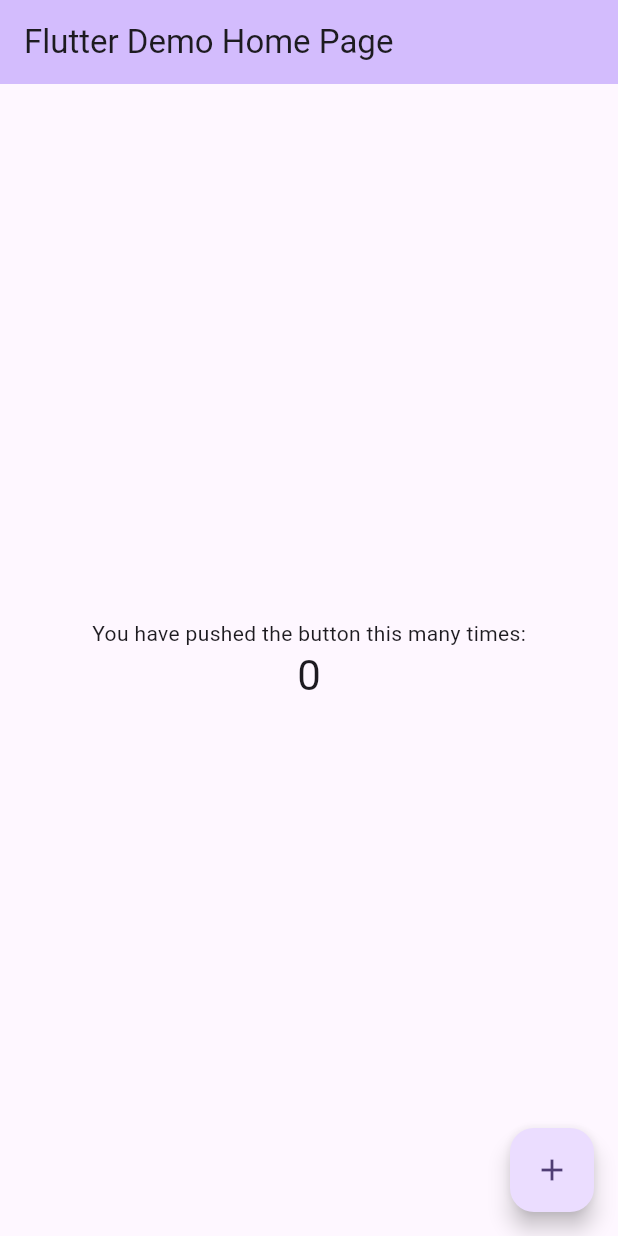
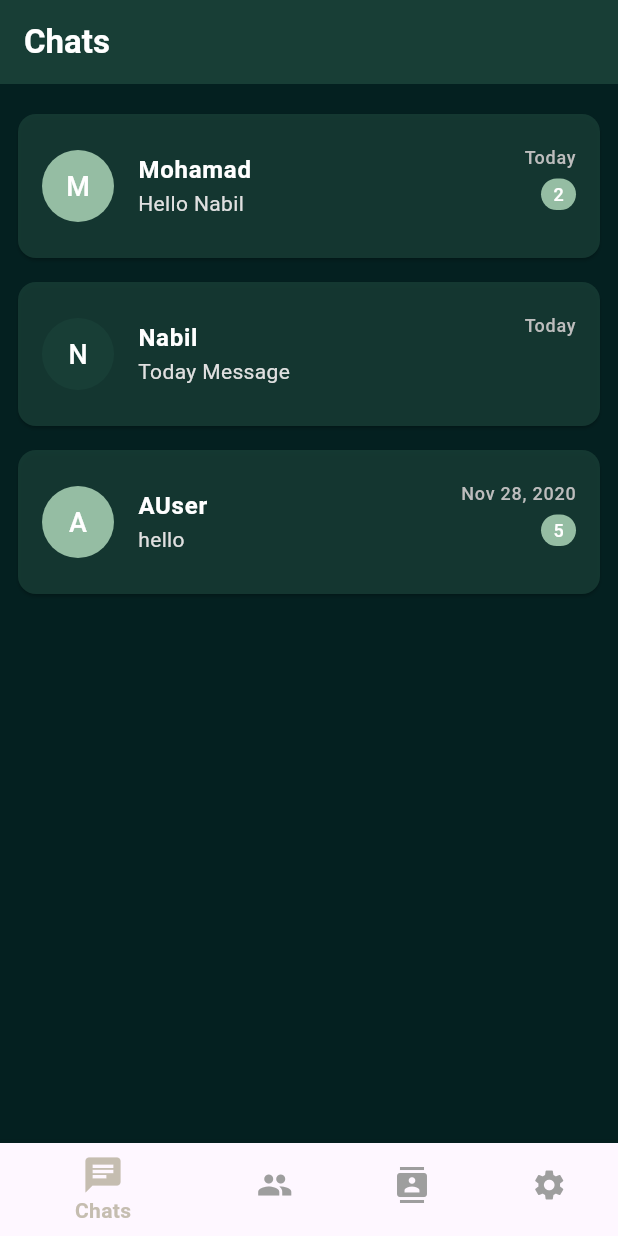
Before and after one commit to RaghadSadAldeen/slide_app, a Flutter app: the screen it shows after launch, on a phone screen of 412 x 824 dp. Run offline on Flutter 3.47's test engine with Material 3 defaults, Android fonts, the phone set to English and light mode, and no system bars.

Commit message:
Add 2 chat screen

```diff
--- a/lib/main.dart
+++ b/lib/main.dart
@@ -1,4 +1,6 @@
+
 import 'package:flutter/material.dart';
+import 'screens/chat_list_screen.dart';
 
 void main() {
   runApp(const MyApp());
@@ -7,116 +9,14 @@ void main() {
 class MyApp extends StatelessWidget {
   const MyApp({super.key});
 
-  // This widget is the root of your application.
   @override
   Widget build(BuildContext context) {
     return MaterialApp(
-      title: 'Flutter Demo',
+      title: 'Slide App',
       theme: ThemeData(
-        // This is the theme of your application.
-        //
-        // TRY THIS: Try running your application with "flutter run". You'll see
-        // the application has a purple toolbar. Then, without quitting the app,
-        // try changing the seedColor in the colorScheme below to Colors.green
-        // and then invoke "hot reload" (save your changes or press the "hot
-        // reload" button in a Flutter-supported IDE, or press "r" if you used
-        // the command line to start the app).
-        //
-        // Notice that the counter didn't reset back to zero; the application
-        // state is not lost during the reload. To reset the state, use hot
-        // restart instead.
-        //
-        // This works for code too, not just values: Most code changes can be
-        // tested with just a hot reload.
         colorScheme: ColorScheme.fromSeed(seedColor: Colors.deepPurple),
       ),
-      home: const MyHomePage(title: 'Flutter Demo Home Page'),
+      home: const ChatListScreen(),
     );
   }
 }
-
-class MyHomePage extends StatefulWidget {
-  const MyHomePage({super.key, required this.title});
-
-  // This widget is the home page of your application. It is stateful, meaning
-  // that it has a State object (defined below) that contains fields that affect
-  // how it looks.
-
-  // This class is the configuration for the state. It holds the values (in this
-  // case the title) provided by the parent (in this case the App widget) and
-  // used by the build method of the State. Fields in a Widget subclass are
-  // always marked "final".
-
-  final String title;
-
-  @override
-  State<MyHomePage> createState() => _MyHomePageState();
-}
-
-class _MyHomePageState extends State<MyHomePage> {
-  int _counter = 0;
-
-  void _incrementCounter() {
-    setState(() {
-      // This call to setState tells the Flutter framework that something has
-      // changed in this State, which causes it to rerun the build method below
-      // so that the display can reflect the updated values. If we changed
-      // _counter without calling setState(), then the build method would not be
-      // called again, and so nothing would appear to happen.
-      _counter++;
-    });
-  }
-
-  @override
-  Widget build(BuildContext context) {
-    // This method is rerun every time setState is called, for instance as done
-    // by the _incrementCounter method above.
-    //
-    // The Flutter framework has been optimized to make rerunning build methods
-    // fast, so that you can just rebuild anything that needs updating rather
-    // than having to individually change instances of widgets.
-    return Scaffold(
-      appBar: AppBar(
-        // TRY THIS: Try changing the color here to a specific color (to
-        // Colors.amber, perhaps?) and trigger a hot reload to see the AppBar
-        // change color while the other colors stay the same.
-        backgroundColor: Theme.of(context).colorScheme.inversePrimary,
-        // Here we take the value from the MyHomePage object that was created by
-        // the App.build method, and use it to set our appbar title.
-        title: Text(widget.title),
-      ),
-      body: Center(
-        // Center is a layout widget. It takes a single child and positions it
-        // in the middle of the parent.
-        child: Column(
-          // Column is also a layout widget. It takes a list of children and
-          // arranges them vertically. By default, it sizes itself to fit its
-          // children horizontally, and tries to be as tall as its parent.
-          //
-          // Column has various properties to control how it sizes itself and
-          // how it positions its children. Here we use mainAxisAlignment to
-          // center the children vertically; the main axis here is the vertical
-          // axis because Columns are vertical (the cross axis would be
-          // horizontal).
-          //
-          // TRY THIS: Invoke "debug painting" (choose the "Toggle Debug Paint"
-          // action in the IDE, or press "p" in the console), to see the
-          // wireframe for each widget.
-          mainAxisAlignment: MainAxisAlignment.center,
-          children: <Widget>[
-            const Text('You have pushed the button this many times:'),
-            Text(
-              '$_counter',
-              style: Theme.of(context).textTheme.headlineMedium,
-            ),
-          ],
-        ),
-      ),
-      floatingActionButton: FloatingActionButton(
-        onPressed: _incrementCounter,
-        tooltip: 'Increment',
-        child: const Icon(Icons.add),
-      ), // This trailing comma makes auto-formatting nicer for build methods.
-    );
-  }
-}
--- /dev/null
+++ b/lib/screens/chat_list_screen.dart
@@ -0,0 +1,88 @@
+import 'package:flutter/material.dart';
+import '../../constants/colors.dart';
+import '../../widgets/chat_list_item.dart';
+import 'chat_screen.dart';
+
+class ChatListScreen extends StatelessWidget {
+  const ChatListScreen({super.key});
+
+  @override
+  Widget build(BuildContext context) {
+    return Scaffold(
+      backgroundColor: darkTeal,
+      appBar: AppBar(
+        backgroundColor: deepForestGreen,
+        elevation: 0,
+        title: const Text(
+          'Chats',
+          style: TextStyle(
+            color: whiteColor,
+            fontSize: 22,
+            fontWeight: FontWeight.bold,
+          ),
+        ),
+        automaticallyImplyLeading: false,
+      ),
+      body: ListView(
+        padding: const EdgeInsets.all(12),
+        children: const [
+          ChatListItem(
+            name: 'Mohamad',
+            lastMessage: "Hello Nabil",
+            date: 'Today',
+            avatarColor: sageGreen,
+            unreadCount: 2,
+          ),
+          ChatListItem(
+            name: 'Nabil',
+            lastMessage: 'Today Message',
+            date: 'Today',
+            avatarColor: deepForestGreen,
+            unreadCount: 0,
+          ),
+          ChatListItem(
+            name: 'AUser',
+            lastMessage: 'hello',
+            date: 'Nov 28, 2020',
+            avatarColor: sageGreen,
+            unreadCount: 5,
+          ),
+        ],
+      ),
+      bottomNavigationBar: BottomNavigationBar(
+        backgroundColor:  deepForestGreen,
+        selectedItemColor: warmBeige,
+        unselectedItemColor: Colors.grey[500],
+        selectedIconTheme: const IconThemeData(size: 28),
+        unselectedIconTheme: const IconThemeData(size: 24),
+        selectedLabelStyle: const TextStyle(
+          fontSize: 14,
+          fontWeight: FontWeight.bold,
+        ),
+        unselectedLabelStyle: const TextStyle(fontSize: 13),
+        currentIndex: 0,
+        onTap: (index) {
+
+        },
+        items: const [
+          BottomNavigationBarItem(
+            icon: Icon(Icons.chat),
+            label: 'Chats',
+          ),
+          BottomNavigationBarItem(
+            icon: Icon(Icons.group),
+            label: 'Groups',
+          ),
+          BottomNavigationBarItem(
+            icon: Icon(Icons.contacts),
+            label: 'Contacts',
+          ),
+          BottomNavigationBarItem(
+            icon: Icon(Icons.settings),
+            label: 'Settings',
+          ),
+        ],
+      ),
+    );
+  }
+}
--- /dev/null
+++ b/lib/widgets/chat_list_item.dart
@@ -0,0 +1,87 @@
+import 'package:flutter/material.dart';
+import '../constants/colors.dart';
+import '../screens/chat_screen.dart';
+
+class ChatListItem extends StatelessWidget {
+  final String name;
+  final String lastMessage;
+  final String date;
+  final Color avatarColor;
+  final int unreadCount;
+
+  const ChatListItem({
+    super.key,
+    required this.name,
+    required this.lastMessage,
+    required this.date,
+    required this.avatarColor,
+    this.unreadCount = 0,
+  });
+
+  @override
+  Widget build(BuildContext context) {
+    return Card(
+      color: deepForestGreen.withOpacity(0.8),
+      margin: const EdgeInsets.symmetric(vertical: 8),
+      shape: RoundedRectangleBorder(borderRadius: BorderRadius.circular(12)),
+      child: ListTile(
+        contentPadding: const EdgeInsets.symmetric(horizontal: 16, vertical: 12),
+        onTap: () {
+          Navigator.push(
+            context,
+            MaterialPageRoute(
+              builder: (_) => ChatScreen(
+                contactName: name,
+                contactImageUrl: '',
+              ),
+            ),
+          );
+        },
+        leading: CircleAvatar(
+          backgroundColor: avatarColor,
+          radius: 24,
+          child: Text(
+            name[0],
+            style: const TextStyle(color: whiteColor, fontSize: 18),
+          ),
+        ),
+        title: Text(
+          name,
+          style: const TextStyle(
+            color: whiteColor,
+            fontWeight: FontWeight.bold,
+            fontSize: 16,
+          ),
+        ),
+        subtitle: Text(
+          lastMessage,
+          style: TextStyle(color: Colors.grey[300], fontSize: 14),
+          maxLines: 1,
+          overflow: TextOverflow.ellipsis,
+        ),
+        trailing: Column(
+          crossAxisAlignment: CrossAxisAlignment.end,
+          children: [
+            Text(
+              date,
+              style: TextStyle(color: Colors.grey[400], fontSize: 12),
+            ),
+            if (unreadCount > 0)
+              Container(
+                margin: const EdgeInsets.only(top: 6),
+                padding: const EdgeInsets.symmetric(horizontal: 8, vertical: 2),
+                decoration: BoxDecoration(
+                  color: sageGreen,
+                  borderRadius: BorderRadius.circular(12),
+                ),
+                child: Text(
+                  unreadCount.toString(),
+                  style: const TextStyle(color: whiteColor, fontSize: 12),
+                ),
+              ),
+          ],
+        ),
+      ),
+    );
+  }
+}
--- a/pubspec.yaml
+++ b/pubspec.yaml
@@ -30,6 +30,7 @@ environment:
 dependencies:
   flutter:
     sdk: flutter
+
 
   # The following adds the Cupertino Icons font to your application.
   # Use with the CupertinoIcons class for iOS style icons.
```
Also changed, not shown: lib/screens/chat_screen.dart (added, +124 -0 lines), lib/widgets/chat_bubble.dart (added, +44 -0 lines).
